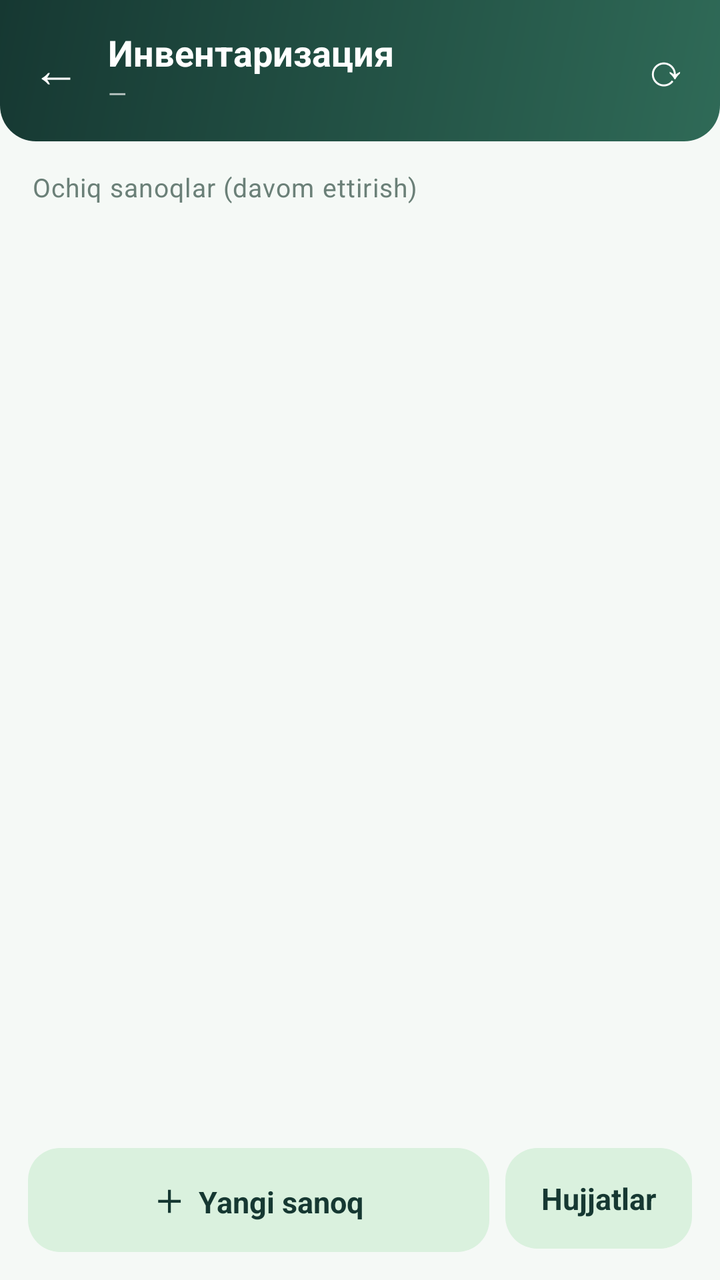
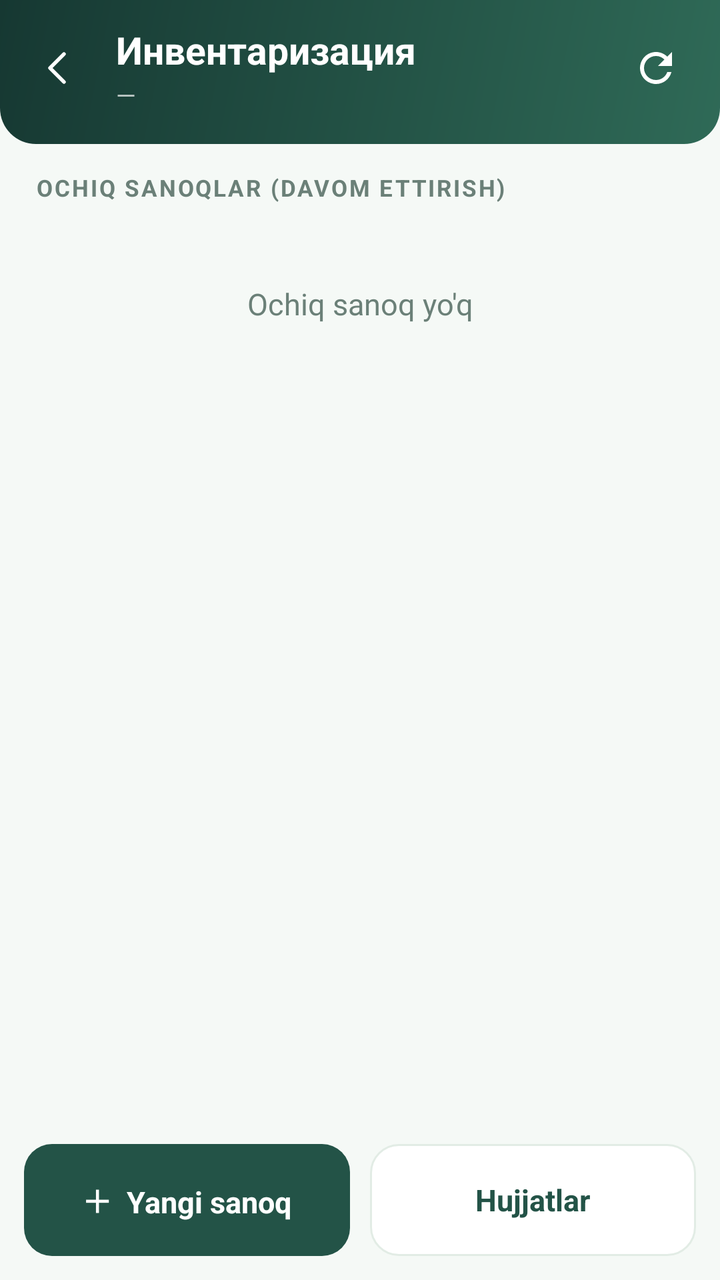

An Android layout rendered at two revisions. The XML below is the earlier revision; the diff shows what the commit changed to produce the second picture.
<!-- AndroidManifest.xml: application theme Theme.SevimliTZD -->
<!-- res/layout/activity_inventory_inbox.xml -->
<?xml version="1.0" encoding="utf-8"?>
<LinearLayout xmlns:android="http://schemas.android.com/apk/res/android"
    android:layout_width="match_parent"
    android:layout_height="match_parent"
    android:orientation="vertical"
    android:background="@color/bg_light">

    <LinearLayout
        android:layout_width="match_parent"
        android:layout_height="wrap_content"
        android:orientation="horizontal"
        android:gravity="center_vertical"
        android:background="@drawable/bg_header"
        android:paddingStart="16dp"
        android:paddingEnd="16dp"
        android:paddingTop="14dp"
        android:paddingBottom="16dp">

        <TextView
            android:id="@+id/btnBack"
            android:layout_width="wrap_content"
            android:layout_height="wrap_content"
            android:text="←"
            android:textColor="@color/white"
            android:textSize="24sp"
            android:paddingEnd="14dp" />

        <LinearLayout
            android:layout_width="0dp"
            android:layout_height="wrap_content"
            android:layout_weight="1"
            android:orientation="vertical">

            <TextView
                android:layout_width="wrap_content"
                android:layout_height="wrap_content"
                android:text="Инвентаризация"
                android:textColor="@color/white"
                android:textSize="18sp"
                android:textStyle="bold" />

            <TextView
                android:id="@+id/headerStore"
                android:layout_width="wrap_content"
                android:layout_height="wrap_content"
                android:text="—"
                android:textColor="@color/white70"
                android:textSize="12sp" />
        </LinearLayout>

        <TextView
            android:id="@+id/btnRefresh"
            android:layout_width="wrap_content"
            android:layout_height="wrap_content"
            android:text="⟳"
            android:textColor="@color/white"
            android:textSize="22sp" />
    </LinearLayout>

    <TextView
        android:layout_width="wrap_content"
        android:layout_height="wrap_content"
        android:layout_marginStart="16dp"
        android:layout_marginTop="14dp"
        android:layout_marginBottom="4dp"
        android:text="Ochiq sanoqlar (davom ettirish)"
        android:textColor="@color/text_gray"
        android:textSize="13sp"
        android:letterSpacing="0.03" />

    <ProgressBar
        android:id="@+id/loading"
        android:layout_width="30dp"
        android:layout_height="30dp"
        android:layout_gravity="center_horizontal"
        android:layout_marginTop="20dp"
        android:indeterminateTint="@color/brand"
        android:visibility="gone" />

    <TextView
        android:id="@+id/emptyHint"
        android:layout_width="match_parent"
        android:layout_height="wrap_content"
        android:gravity="center"
        android:padding="30dp"
        android:text="Ochiq sanoq yo'q"
        android:textColor="@color/text_gray"
        android:textSize="15sp"
        android:visibility="gone" />

    <ScrollView
        android:layout_width="match_parent"
        android:layout_height="0dp"
        android:layout_weight="1"
        android:overScrollMode="never">

        <LinearLayout
            android:id="@+id/list"
            android:layout_width="match_parent"
            android:layout_height="wrap_content"
            android:orientation="vertical"
            android:padding="12dp" />
    </ScrollView>

    
    <LinearLayout
        android:layout_width="match_parent"
        android:layout_height="wrap_content"
        android:orientation="horizontal"
        android:layout_margin="14dp">

        <LinearLayout
            android:id="@+id/btnNew"
            android:layout_width="0dp"
            android:layout_weight="1"
            android:layout_height="wrap_content"
            android:layout_marginEnd="8dp"
            android:orientation="horizontal"
            android:gravity="center"
            android:background="@drawable/bg_action"
            android:clickable="true"
            android:focusable="true"
            android:paddingTop="15dp"
            android:paddingBottom="15dp">

            <TextView
                android:layout_width="wrap_content"
                android:layout_height="wrap_content"
                android:text="＋  Yangi sanoq"
                android:textColor="@color/brand_dark"
                android:textSize="15sp"
                android:textStyle="bold" />
        </LinearLayout>

        <LinearLayout
            android:id="@+id/btnDocs"
            android:layout_width="wrap_content"
            android:layout_height="wrap_content"
            android:orientation="horizontal"
            android:gravity="center"
            android:background="@drawable/bg_action"
            android:clickable="true"
            android:focusable="true"
            android:paddingStart="18dp"
            android:paddingEnd="18dp"
            android:paddingTop="15dp"
            android:paddingBottom="15dp">

            <TextView
                android:layout_width="wrap_content"
                android:layout_height="wrap_content"
                android:text="Hujjatlar"
                android:textColor="@color/brand_dark"
                android:textSize="15sp"
                android:textStyle="bold" />
        </LinearLayout>
    </LinearLayout>
</LinearLayout>
<!-- resources referenced by this layout -->
<resources>
  <color name="bg_light">#F5F9F6</color>
  <color name="brand">#235347</color>
  <color name="brand_dark">#163832</color>
  <color name="text_gray">#6B8078</color>
  <color name="white">#FFFFFF</color>
  <color name="white70">#B3FFFFFF</color>
  <!-- drawable bg_action (drawable) -->
  <ripple xmlns:android="http://schemas.android.com/apk/res/android" android:color="#33820000">
      <item>
          <shape android:shape="rectangle">
              <solid android:color="@color/brand_tint" />
              <corners android:radius="16dp" />
          </shape>
      </item>
  </ripple>
  <color name="brand_tint">#DAF1DE</color>
  <color name="brand_soft">#2F6A57</color>
  <!-- drawable j_dialog_bg (drawable) -->
  <?xml version="1.0" encoding="utf-8"?>
  <shape xmlns:android="http://schemas.android.com/apk/res/android" android:shape="rectangle">
      <solid android:color="@color/white"/>
      <corners android:radius="20dp"/>
  </shape>
  <color name="text_dark">#051F20</color>
  <style name="JamlovDialogTitle" parent="android:TextAppearance.Material.DialogWindowTitle">
          <item name="android:textSize">19sp</item>
          <item name="android:textStyle">bold</item>
          <item name="android:textColor">@color/text_dark</item>
      </style>
  <style name="JamlovDialogBtn" parent="android:Widget.Material.Button.Borderless.Colored">
          <item name="android:textColor">@color/brand</item>
          <item name="android:textSize">16sp</item>
          <item name="android:textStyle">bold</item>
          <item name="android:textAllCaps">false</item>
          <item name="android:minHeight">52dp</item>
          <item name="android:minWidth">92dp</item>
      </style>
  <!-- unchanged entries left out for length: 3 -->
</resources>

<!-- the commit's change to res/layout/activity_inventory_inbox.xml (unified diff, before → after) -->
@@ -1,5 +1,6 @@
 <?xml version="1.0" encoding="utf-8"?>
 <LinearLayout xmlns:android="http://schemas.android.com/apk/res/android"
+    xmlns:app="http://schemas.android.com/apk/res-auto"
     android:layout_width="match_parent"
     android:layout_height="match_parent"
     android:orientation="vertical"
@@ -11,69 +12,63 @@
         android:orientation="horizontal"
         android:gravity="center_vertical"
         android:background="@drawable/bg_header"
-        android:paddingStart="16dp"
-        android:paddingEnd="16dp"
-        android:paddingTop="14dp"
-        android:paddingBottom="16dp">
+        android:paddingStart="6dp"
+        android:paddingEnd="8dp"
+        android:paddingTop="10dp"
+        android:paddingBottom="14dp">
 
-        <TextView
+        <ImageView
             android:id="@+id/btnBack"
-            android:layout_width="wrap_content"
-            android:layout_height="wrap_content"
-            android:text="←"
-            android:textColor="@color/white"
-            android:textSize="24sp"
-            android:paddingEnd="14dp" />
+            android:layout_width="48dp"
+            android:layout_height="48dp"
+            android:padding="12dp"
+            android:src="@drawable/j_ic_back"
+            app:tint="@color/white"
+            android:background="?attr/selectableItemBackgroundBorderless"
+            android:contentDescription="Orqaga" />
 
         <LinearLayout
             android:layout_width="0dp"
             android:layout_height="wrap_content"
             android:layout_weight="1"
+            android:layout_marginStart="4dp"
             android:orientation="vertical">
 
             <TextView
-                android:layout_width="wrap_content"
-                android:layout_height="wrap_content"
-                android:text="Инвентаризация"
-                android:textColor="@color/white"
-                android:textSize="18sp"
-                android:textStyle="bold" />
+                style="@style/J.HeadTitle"
+                android:text="Инвентаризация" />
 
             <TextView
                 android:id="@+id/headerStore"
-                android:layout_width="wrap_content"
-                android:layout_height="wrap_content"
-                android:text="—"
-                android:textColor="@color/white70"
-                android:textSize="12sp" />
+                style="@style/J.HeadSub"
+                android:layout_marginTop="1dp"
+                android:text="—" />
         </LinearLayout>
 
-        <TextView
+        <ImageView
             android:id="@+id/btnRefresh"
-            android:layout_width="wrap_content"
-            android:layout_height="wrap_content"
-            android:text="⟳"
-            android:textColor="@color/white"
-            android:textSize="22sp" />
+            android:layout_width="48dp"
+            android:layout_height="48dp"
+            android:padding="12dp"
+            android:src="@drawable/ic_refresh"
+            app:tint="@color/white"
+            android:background="?attr/selectableItemBackgroundBorderless"
+            android:contentDescription="Yangilash" />
     </LinearLayout>
 
     <TextView
-        android:layout_width="wrap_content"
-        android:layout_height="wrap_content"
-        android:layout_marginStart="16dp"
+        style="@style/J.Sec"
+        android:layout_marginStart="18dp"
         android:layout_marginTop="14dp"
-        android:layout_marginBottom="4dp"
-        android:text="Ochiq sanoqlar (davom ettirish)"
-        android:textColor="@color/text_gray"
-        android:textSize="13sp"
-        android:letterSpacing="0.03" />
+        android:layout_marginBottom="6dp"
+        android:text="Ochiq sanoqlar (davom ettirish)" />
 
     <ProgressBar
         android:id="@+id/loading"
         android:layout_width="30dp"
         android:layout_height="30dp"
         android:layout_gravity="center_horizontal"
-        android:layout_marginTop="20dp"
+        android:layout_margin="12dp"
         android:indeterminateTint="@color/brand"
         android:visibility="gone" />
 
@@ -82,11 +77,10 @@
         android:layout_width="match_parent"
         android:layout_height="wrap_content"
         android:gravity="center"
-        android:padding="30dp"
+        android:padding="34dp"
         android:text="Ochiq sanoq yo'q"
         android:textColor="@color/text_gray"
-        android:textSize="15sp"
-        android:visibility="gone" />
+        android:textSize="15sp" />
 
     <ScrollView
         android:layout_width="match_parent"
@@ -99,58 +93,59 @@
             android:layout_width="match_parent"
             android:layout_height="wrap_content"
             android:orientation="vertical"
-            android:padding="12dp" />
+            android:paddingStart="14dp"
+            android:paddingEnd="14dp"
+            android:paddingBottom="14dp" />
     </ScrollView>
 
-    
     <LinearLayout
         android:layout_width="match_parent"
         android:layout_height="wrap_content"
         android:orientation="horizontal"
-        android:layout_margin="14dp">
+        android:layout_marginStart="12dp"
+        android:layout_marginEnd="12dp"
+        android:layout_marginTop="8dp"
+        android:layout_marginBottom="12dp">
 
         <LinearLayout
             android:id="@+id/btnNew"
             android:layout_width="0dp"
+            android:layout_height="56dp"
             android:layout_weight="1"
-            android:layout_height="wrap_content"
-            android:layout_marginEnd="8dp"
             android:orientation="horizontal"
             android:gravity="center"
-            android:background="@drawable/bg_action"
+            android:background="@drawable/j_btn_primary"
             android:clickable="true"
-            android:focusable="true"
-            android:paddingTop="15dp"
-            android:paddingBottom="15dp">
+            android:focusable="true">
 
             <TextView
+                android:id="@+id/btnNewLbl"
                 android:layout_width="wrap_content"
                 android:layout_height="wrap_content"
                 android:text="＋  Yangi sanoq"
-                android:textColor="@color/brand_dark"
+                android:textColor="@color/white"
                 android:textSize="15sp"
                 android:textStyle="bold" />
         </LinearLayout>
 
         <LinearLayout
             android:id="@+id/btnDocs"
-            android:layout_width="wrap_content"
-            android:layout_height="wrap_content"
+            android:layout_width="0dp"
+            android:layout_height="56dp"
+            android:layout_weight="1"
+            android:layout_marginStart="10dp"
             android:orientation="horizontal"
             android:gravity="center"
-            android:background="@drawable/bg_action"
+            android:background="@drawable/j_card"
             android:clickable="true"
-            android:focusable="true"
-            android:paddingStart="18dp"
-            android:paddingEnd="18dp"
-            android:paddingTop="15dp"
-            android:paddingBottom="15dp">
+            android:focusable="true">
 
             <TextView
+                android:id="@+id/btnDocsLbl"
                 android:layout_width="wrap_content"
                 android:layout_height="wrap_content"
                 android:text="Hujjatlar"
-                android:textColor="@color/brand_dark"
+                android:textColor="@color/brand"
                 android:textSize="15sp"
                 android:textStyle="bold" />
         </LinearLayout>
<!-- resource entries referenced after the edit -->
@@ -3,19 +3,60 @@
   <color name="bg_light">#F5F9F6</color>
   <color name="brand">#235347</color>
   <color name="brand_dark">#163832</color>
+  <color name="card_stroke">#E2ECE5</color>
   <color name="text_gray">#6B8078</color>
   <color name="white">#FFFFFF</color>
+  <!-- drawable ic_refresh (drawable) -->
+  <vector xmlns:android="http://schemas.android.com/apk/res/android"
+      android:width="24dp"
+      android:height="24dp"
+      android:viewportWidth="24"
+      android:viewportHeight="24">
+      <path
+          android:fillColor="#FFFFFF"
+          android:pathData="M17.65,6.35C16.2,4.9 14.21,4 12,4c-4.42,0 -7.99,3.58 -7.99,8s3.57,8 7.99,8c3.73,0 6.84,-2.55 7.73,-6h-2.08c-0.82,2.33 -3.04,4 -5.65,4 -3.31,0 -6,-2.69 -6,-6s2.69,-6 6,-6c1.66,0 3.14,0.69 4.22,1.78L13,11h7V4l-2.35,2.35z" />
+  </vector>
+  <!-- drawable j_btn_primary (drawable) -->
+  <?xml version="1.0" encoding="utf-8"?>
+  <shape xmlns:android="http://schemas.android.com/apk/res/android" android:shape="rectangle">
+      <solid android:color="@color/brand"/>
+      <corners android:radius="14dp"/>
+  </shape>
+  <!-- drawable j_card (drawable) -->
+  <shape xmlns:android="http://schemas.android.com/apk/res/android" android:shape="rectangle">
+      <solid android:color="@color/white"/>
+      <corners android:radius="14dp"/>
+      <stroke android:width="1dp" android:color="@color/card_stroke"/></shape>
+  <!-- drawable j_ic_back (drawable) -->
+  <vector xmlns:android="http://schemas.android.com/apk/res/android"
+      android:width="24dp" android:height="24dp"
+      android:viewportWidth="24" android:viewportHeight="24"
+      android:tint="@color/brand">
+      <path android:pathData="M14,5 L7,12 L14,19" android:strokeColor="#FF000000" android:strokeWidth="1.8" android:strokeLineCap="round" android:strokeLineJoin="round" android:fillColor="#00000000"/>
+  </vector>
+  <style name="J.HeadSub" parent="">
+          <item name="android:layout_width">wrap_content</item>
+          <item name="android:layout_height">wrap_content</item>
+          <item name="android:textSize">12.5sp</item>
+          <item name="android:textColor">@color/white70</item>
+      </style>
+  <style name="J.HeadTitle" parent="">
+          <item name="android:layout_width">wrap_content</item>
+          <item name="android:layout_height">wrap_content</item>
+          <item name="android:textSize">19sp</item>
+          <item name="android:textStyle">bold</item>
+          <item name="android:textColor">@color/white</item>
+      </style>
+  <style name="J.Sec" parent="">
+          <item name="android:layout_width">wrap_content</item>
+          <item name="android:layout_height">wrap_content</item>
+          <item name="android:textSize">11.5sp</item>
+          <item name="android:textStyle">bold</item>
+          <item name="android:textAllCaps">true</item>
+          <item name="android:letterSpacing">0.08</item>
+          <item name="android:textColor">@color/text_gray</item>
+      </style>
   <color name="white70">#B3FFFFFF</color>
-  <!-- drawable bg_action (drawable) -->
-  <ripple xmlns:android="http://schemas.android.com/apk/res/android" android:color="#33820000">
-      <item>
-          <shape android:shape="rectangle">
-              <solid android:color="@color/brand_tint" />
-              <corners android:radius="16dp" />
-          </shape>
-      </item>
-  </ripple>
-  <color name="brand_tint">#DAF1DE</color>
   <color name="brand_soft">#2F6A57</color>
   <!-- drawable j_dialog_bg (drawable) -->
   <?xml version="1.0" encoding="utf-8"?>
